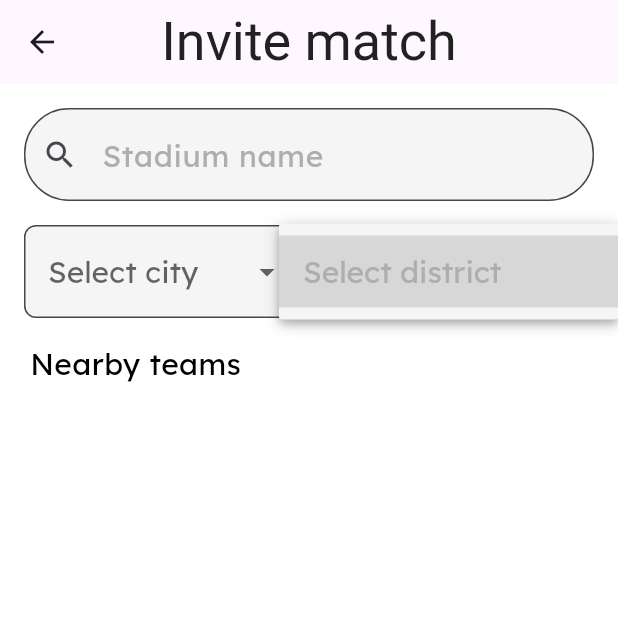
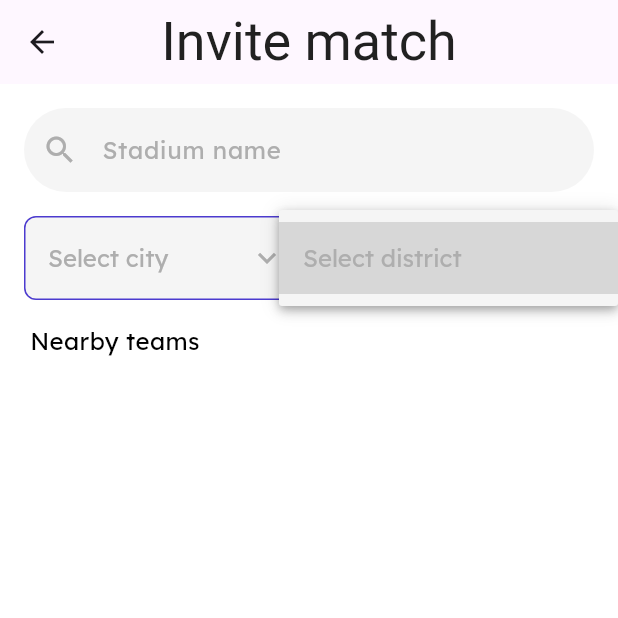
Before and after one commit to LilMeen/CSC13002-Sportifind, a Flutter app: the InviteTeamScreen screen opened directly with empty values, after a tap on "Select city", after a tap on "Select district", on a phone screen of 412 x 824 dp, the top half of it. Run offline on Flutter 3.47's test engine with Material 3 defaults, Android fonts, the phone set to English and light mode, and no system bars; our stand-ins replace cloud_firestore, diacritic, firebase_auth, firebase_core, firebase_storage, fl_chart and 8 more; missing offline and left inert: dart:ffi, string_similarity; accounts and stored records are empty; network calls fail; Roboto replaces fonts that are missing (Rowdies).

Commit message:
[style] stadium search: update UI

```diff
--- a/lib/models/sportifind_theme.dart
+++ b/lib/models/sportifind_theme.dart
@@ -20,6 +20,10 @@ class SportifindTheme {
   static const Color grey = Color(0xFF3A5160);
   static const Color darkGrey = Color(0xFF313A44);
   static const Color matchCard = Color.fromARGB(255, 217, 217, 217);
+
+  ////////////////////////////////////////////////////////////////////
+  static const Color backgroundColor = Colors.white;
+  ////////////////////////////////////////////////////////////////////
 
   // Match Management text styles
   static TextStyle matchMonthDisplay = GoogleFonts.lexend(
@@ -145,26 +149,44 @@ class SportifindTheme {
     color: Colors.white,
   );
 
-  static TextStyle normalTextWhite = GoogleFonts.lexend(
-    fontWeight: FontWeight.normal,
-    fontSize: 20,
-    color: Colors.white,
-  );
-
   // just adjust yourself to fit
   static TextStyle normalText = GoogleFonts.lexend(
     fontWeight: FontWeight.normal,
   );
 
+  // static TextStyle normalTextBlack = GoogleFonts.lexend(
+  //   fontWeight: FontWeight.normal,
+  //   fontSize: 20,
+  //   color: Colors.black,
+  // );
+
+  // static TextStyle normalTextWhite = GoogleFonts.lexend(
+  //   fontWeight: FontWeight.normal,
+  //   fontSize: 20,
+  //   color: Colors.white,
+  // );
+
+  // static TextStyle normalTextSmokeScreen = GoogleFonts.lexend(
+  //   fontWeight: FontWeight.normal,
+  //   fontSize: 20,
+  //   color: smokeScreen,
+  // );
+
   static TextStyle normalTextBlack = GoogleFonts.lexend(
     fontWeight: FontWeight.normal,
-    fontSize: 20,
+    fontSize: 16,
     color: Colors.black,
+  );
+
+  static TextStyle normalTextWhite = GoogleFonts.lexend(
+    fontWeight: FontWeight.normal,
+    fontSize: 16,
+    color: Colors.white,
   );
 
   static TextStyle normalTextSmokeScreen = GoogleFonts.lexend(
     fontWeight: FontWeight.normal,
-    fontSize: 20,
+    fontSize: 16,
     color: smokeScreen,
   );
 
@@ -196,13 +218,15 @@ class SportifindTheme {
   static TextStyle appBar = GoogleFonts.lexend(
     fontWeight: FontWeight.w700,
     letterSpacing: 1.2,
-    color: SportifindTheme.darkGrey,
+    color: const Color.fromRGBO(49, 58, 68, 1),
   );
 
-  static TextStyle dropdown = GoogleFonts.lexend(
+  //Stadium text style
+  static TextStyle stadiumCard = GoogleFonts.lexend(
     fontWeight: FontWeight.w400,
     fontSize: 14,
-    color: Colors.black87,
+    height: 1.5,
+    color: Colors.black,
   );
 
   static TextStyle dropdownGreen = GoogleFonts.lexend(
--- a/lib/screens/player/stadium/player_stadium_screen.dart
+++ b/lib/screens/player/stadium/player_stadium_screen.dart
@@ -32,9 +32,6 @@ class _PlayerStadiumScreenState extends State<PlayerStadiumScreen> {
   List<OwnerData> owners = [];
   late PlayerData user;
 
-  final int gridCol = 2;
-  final double gridRatio = 0.7;
-  final double imageRatio = 1;
   bool isLoadingStadiums = true;
   bool isLoadingUser = true;
   String errorMessage = '';
@@ -88,9 +85,6 @@ class _PlayerStadiumScreenState extends State<PlayerStadiumScreen> {
       onRefresh: _refreshData,
       child: StadiumSearchScreen(
         userLocation: user.location,
-        gridCol: gridCol,
-        gridRatio: gridRatio,
-        imageRatio: imageRatio,
         stadiums: stadiums,
         owners: owners,
         forMatchCreate: widget.forMatchCreate,
--- a/lib/screens/stadium_owner/stadium/stadium_screen.dart
+++ b/lib/screens/stadium_owner/stadium/stadium_screen.dart
@@ -17,9 +17,6 @@ class _OwnerStadiumScreenState extends State<OwnerStadiumScreen> {
   List<OwnerData> owners = [];
   late OwnerData user;
 
-  final int gridCol = 1;
-  final double gridRatio = 1.4;
-  final double imageRatio = 2;
   bool isLoadingStadiums = true;
   bool isLoadingUser = true;
   String errorMessage = '';
@@ -76,9 +73,6 @@ class _OwnerStadiumScreenState extends State<OwnerStadiumScreen> {
       onRefresh: _refreshStadiums,
       child: StadiumSearchScreen(
         userLocation: user.location,
-        gridCol: gridCol,
-        gridRatio: gridRatio,
-        imageRatio: imageRatio,
         stadiums: stadiums,
         owners: owners,
         isStadiumOwnerUser: true,
--- a/lib/screens/stadium_owner/widget/stadium_field_dropdown.dart
+++ b/lib/screens/stadium_owner/widget/stadium_field_dropdown.dart
@@ -68,7 +68,7 @@ class _StadiumFieldDropdownState extends State<StadiumFieldDropdown> {
               borderRadius: BorderRadius.circular(8.0),
               borderSide: BorderSide(
                 color: SportifindTheme.bluePurple,
-                width: 2.0,
+                width: 1.0,
               ),
             ),
             enabledBorder: OutlineInputBorder(
@@ -76,7 +76,7 @@ class _StadiumFieldDropdownState extends State<StadiumFieldDropdown> {
               borderSide: BorderSide(
                 color:
                     SportifindTheme.bluePurple,
-                width: 2.0,
+                width: 1.0,
               ),
             ),
             focusedBorder: OutlineInputBorder(
@@ -84,7 +84,7 @@ class _StadiumFieldDropdownState extends State<StadiumFieldDropdown> {
               borderSide: BorderSide(
                 color:
                     SportifindTheme.bluePurple,
-                width: 2.0,
+                width: 1.0,
               ),
             ),
             contentPadding:
--- a/lib/search/widgets/custom_search_bar.dart
+++ b/lib/search/widgets/custom_search_bar.dart
@@ -15,18 +15,30 @@ class CustomSearchBar extends StatelessWidget {
   Widget build(BuildContext context) {
     return TextField(
       controller: searchController,
+      style: SportifindTheme.normalTextBlack,
       decoration: InputDecoration(
         hintText: hintText,
         hintStyle: SportifindTheme.normalTextSmokeScreen,
         border: OutlineInputBorder(
           borderRadius: BorderRadius.circular(30.0),
+          borderSide: BorderSide.none,
+        ),
+        enabledBorder: OutlineInputBorder(
+          borderRadius: BorderRadius.circular(30.0),
+          borderSide: BorderSide.none,
+        ),
+        focusedBorder: OutlineInputBorder(
+          borderRadius: BorderRadius.circular(30.0),
+          borderSide: BorderSide.none,
         ),
         filled: true,
         fillColor: SportifindTheme.whiteSmoke,
-        prefixIcon: const Icon(Icons.search),
+        prefixIcon:
+            const Icon(Icons.search, color: SportifindTheme.smokeScreen),
         suffixIcon: searchController.text.isNotEmpty
             ? IconButton(
-                icon: const Icon(Icons.clear),
+                icon:
+                    const Icon(Icons.clear, color: SportifindTheme.smokeScreen),
                 onPressed: searchController.clear,
               )
             : null,
--- a/lib/widgets/dropdown_button/general_dropdown.dart
+++ b/lib/widgets/dropdown_button/general_dropdown.dart
@@ -30,7 +30,10 @@ class _GeneralDropdownState extends State<GeneralDropdown> {
       builder: (context, constraints) {
         return DropdownButtonFormField<String>(
           value: widget.selectedValue.isEmpty ? null : widget.selectedValue,
-          hint: Text(widget.hint),
+          hint: Text(
+            widget.hint,
+            style: SportifindTheme.normalTextSmokeScreen,
+          ),
           style: SportifindTheme.normalTextSmokeScreen,
           items: [
                 DropdownMenuItem(
@@ -49,7 +52,7 @@ class _GeneralDropdownState extends State<GeneralDropdown> {
                         48, // Adjust this value as needed
                     child: Text(
                       item,
-                      style: SportifindTheme.normalTextSmokeScreen,
+                      style: SportifindTheme.normalTextBlack,
                       overflow: TextOverflow.ellipsis,
                       softWrap: false,
                     ),
@@ -62,23 +65,42 @@ class _GeneralDropdownState extends State<GeneralDropdown> {
             fillColor: widget.fillColor,
             border: OutlineInputBorder(
               borderRadius: BorderRadius.circular(8.0),
-              borderSide:
-                  BorderSide(width: 3, color: SportifindTheme.bluePurple),
+              borderSide: BorderSide(
+                color: SportifindTheme.bluePurple,
+                width: 1.0,
+              ),
+            ),
+            enabledBorder: OutlineInputBorder(
+              borderRadius: BorderRadius.circular(8.0),
+              borderSide: BorderSide(
+                color: SportifindTheme.bluePurple,
+                width: 1.0,
+              ),
+            ),
+            focusedBorder: OutlineInputBorder(
+              borderRadius: BorderRadius.circular(8.0),
+              borderSide: BorderSide(
+                color: SportifindTheme.bluePurple,
+                width: 1.0,
+              ),
             ),
             contentPadding:
                 const EdgeInsets.symmetric(horizontal: 12.0, vertical: 16.0),
           ),
           dropdownColor: widget.fillColor,
           icon: widget.isLoading
-              ? const SizedBox(
+              ? SizedBox(
                   width: 20,
                   height: 20,
                   child: CircularProgressIndicator(
-                    backgroundColor: Colors.teal,
+                    backgroundColor: SportifindTheme.bluePurple,
                     color: Colors.white,
                   ),
                 )
-              : const Icon(Icons.arrow_drop_down),
+              : const Icon(
+                  Icons.expand_more,
+                  color: SportifindTheme.smokeScreen,
+                ),
           iconSize: 24,
           elevation: 4,
         );
```
Also changed, not shown: lib/search/screens/stadium_map_search.dart (+7 -4 lines), lib/search/screens/stadium_search_screen.dart (+70 -88 lines), lib/search/widgets/stadium_map_button.dart (added, +27 -0 lines), lib/widgets/card/stadium_card.dart (+35 -29 lines), lib/widgets/location_button/current_location_icon_button.dart (+17 -6 lines).
